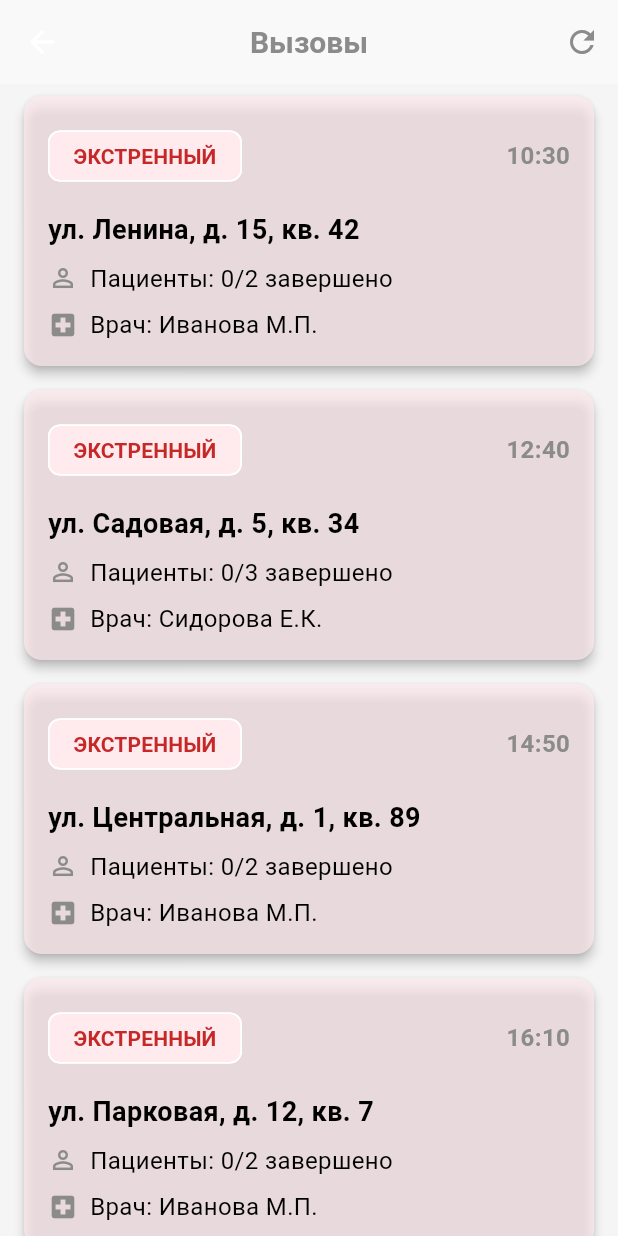
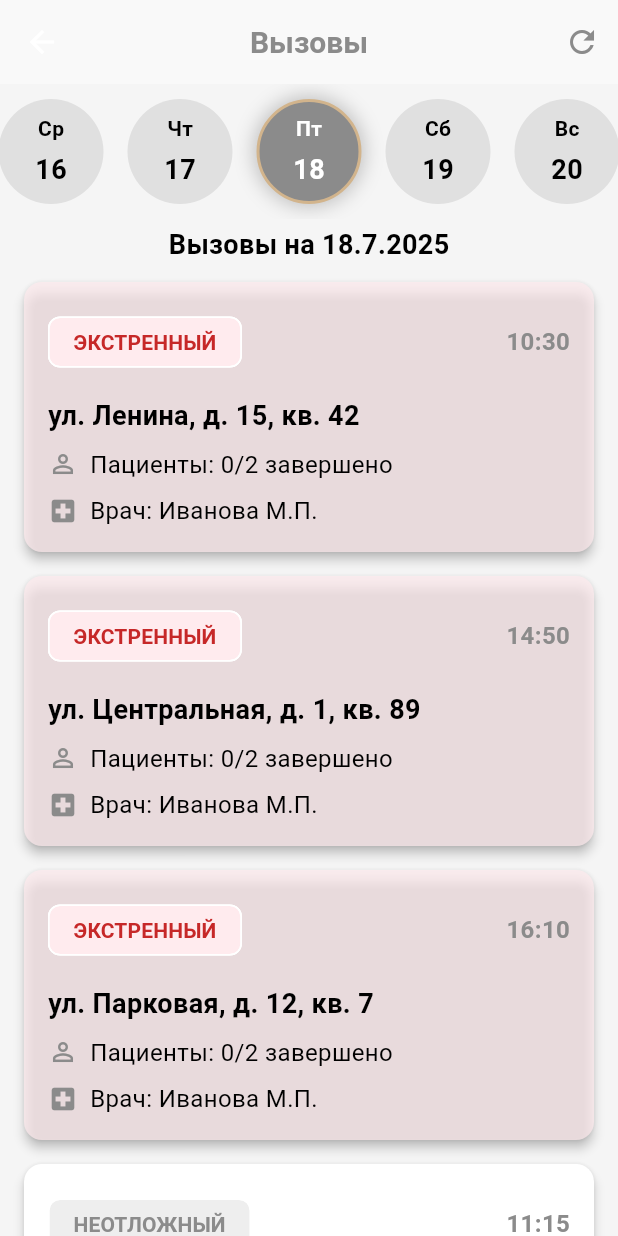
Before and after one commit to arrssenii/mobileapp-frontend2, a Flutter app: the CallsScreen screen opened directly, after a tap on the "refresh" icon, on a phone screen of 412 x 824 dp. Run offline on Flutter 3.47's test engine with Material 3 defaults, Android fonts, the phone set to English and light mode, and no system bars; our stand-ins replace bloc, dio, equatable, flutter_bloc, flutter_secure_storage, get_it and 1 more; missing offline and left inert: universal_html; accounts and stored records are empty.

Commit message:
date carousel in calls_screen

```diff
--- a/lib/presentation/pages/calls_screen.dart
+++ b/lib/presentation/pages/calls_screen.dart
@@ -1,6 +1,7 @@
 import 'package:flutter/material.dart';
 import './call_detail_screen.dart';
 import '../widgets/responsive_card_list.dart';
+import '../widgets/date_carousel.dart';
 
 class CallsScreen extends StatefulWidget {
   const CallsScreen({super.key});
@@ -10,6 +11,7 @@ class CallsScreen extends StatefulWidget {
 }
 
 class _CallsScreenState extends State<CallsScreen> {
+  DateTime _selectedDate = DateTime.now();
   List<Map<String, dynamic>> _calls = [];
   List<Map<String, dynamic>> _filteredCalls = [];
 
@@ -17,6 +19,7 @@ class _CallsScreenState extends State<CallsScreen> {
     await Future.delayed(const Duration(seconds: 1));
     setState(() {
       _loadCalls();
+      _filterCallsByDate();
     });
   }
 
@@ -24,13 +27,41 @@ class _CallsScreenState extends State<CallsScreen> {
   void initState() {
     super.initState();
     _loadCalls();
+    _filterCallsByDate();
+  }
+
+  void _handleDateSelected(DateTime date) {
+    setState(() {
+      _selectedDate = date;
+      _filterCallsByDate();
+    });
+  }
+
+  void _filterCallsByDate() {
+    _filteredCalls = _calls.where((call) {
+      final callDate = call['date'] as DateTime;
+      return callDate.year == _selectedDate.year &&
+             callDate.month == _selectedDate.month &&
+             callDate.day == _selectedDate.day;
+    }).toList();
+
+    _filteredCalls.sort((a, b) {
+      if (a['status'] == 'ЭКСТРЕННЫЙ' && b['status'] != 'ЭКСТРЕННЫЙ') {
+        return -1;
+      } else if (a['status'] != 'ЭКСТРЕННЫЙ' && b['status'] == 'ЭКСТРЕННЫЙ') {
+        return 1;
+      }
+      return a['time'].compareTo(b['time']);
+    });
   }
 
   void _loadCalls() {
-    // Фиктивные данные вызовов с несколькими пациентами
+    final today = DateTime.now();
+
     _calls = [
       {
         'id': 1,
+        'date': today,
         'address': 'ул. Ленина, д. 15, кв. 42',
         'status': 'ЭКСТРЕННЫЙ',
         'time': '10:30',
@@ -51,6 +82,7 @@ class _CallsScreenState extends State<CallsScreen> {
       },
       {
         'id': 2,
+        'date': today,
         'address': 'пр. Победы, д. 87, кв. 12',
         'status': 'НЕОТЛОЖНЫЙ',
         'time': '11:15',
@@ -66,6 +98,7 @@ class _CallsScreenState extends State<CallsScreen> {
       },
       {
         'id': 3,
+        'date': today.add(const Duration(days: 1)),
         'address': 'ул. Садовая, д. 5, кв. 34',
         'status': 'ЭКСТРЕННЫЙ',
         'time': '12:40',
@@ -91,6 +124,7 @@ class _CallsScreenState extends State<CallsScreen> {
       },
       {
         'id': 4,
+        'date': today.add(const Duration(days: -1)),
         'address': 'пр. Строителей, д. 23, кв. 7',
         'status': 'НЕОТЛОЖНЫЙ',
         'time': '13:20',
@@ -111,6 +145,7 @@ class _CallsScreenState extends State<CallsScreen> {
       },
       {
         'id': 5,
+        'date': today,
         'address': 'ул. Центральная, д. 1, кв. 89',
         'status': 'ЭКСТРЕННЫЙ',
         'time': '14:50',
@@ -131,6 +166,7 @@ class _CallsScreenState extends State<CallsScreen> {
       },
       {
         'id': 6,
+        'date': today.add(const Duration(days: 1)),
         'address': 'пр. Космонавтов, д. 45, кв. 3',
         'status': 'НЕОТЛОЖНЫЙ',
         'time': '15:30',
@@ -146,6 +182,7 @@ class _CallsScreenState extends State<CallsScreen> {
       },
       {
         'id': 7,
+        'date': today,
         'address': 'ул. Парковая, д. 12, кв. 7',
         'status': 'ЭКСТРЕННЫЙ',
         'time': '16:10',
@@ -164,18 +201,44 @@ class _CallsScreenState extends State<CallsScreen> {
         ],
         'isCompleted': false,
       },
+      {
+        'id': 8,
+        'date': today.add(const Duration(days: 2)),
+        'address': 'ул. Новая, д. 25, кв. 14',
+        'status': 'ЭКСТРЕННЫЙ',
+        'time': '09:15',
+        'doctor': 'Петров А.В.',
+        'patients': [
+          {
+            'id': 801,
+            'name': 'Ковалёв Денис Олегович',
+            'hasConclusion': false,
+          }
+        ],
+        'isCompleted': false,
+      },
+      {
+        'id': 9,
+        'date': today.add(const Duration(days: -2)),
+        'address': 'пр. Мира, д. 56, кв. 22',
+        'status': 'НЕОТЛОЖНЫЙ',
+        'time': '17:45',
+        'doctor': 'Сидорова Е.К.',
+        'patients': [
+          {
+            'id': 901,
+            'name': 'Орлова Виктория Александровна',
+            'hasConclusion': false,
+          },
+          {
+            'id': 902,
+            'name': 'Белов Артём Сергеевич',
+            'hasConclusion': false,
+          }
+        ],
+        'isCompleted': false,
+      },
     ];
-
-    // Сортируем: сначала экстренные, затем по времени
-    _filteredCalls = List.from(_calls)
-      ..sort((a, b) {
-        if (a['status'] == 'ЭКСТРЕННЫЙ' && b['status'] != 'ЭКСТРЕННЫЙ') {
-          return -1;
-        } else if (a['status'] != 'ЭКСТРЕННЫЙ' && b['status'] == 'ЭКСТРЕННЫЙ') {
-          return 1;
-        }
-        return a['time'].compareTo(b['time']);
-      });
   }
 
   void _openCallDetails(dynamic callData) {
@@ -207,11 +270,34 @@ class _CallsScreenState extends State<CallsScreen> {
           ),
         ],
       ),
-      body: ResponsiveCardList(
+      body: Column(
+        children: [
+          DateCarousel(
+            initialDate: _selectedDate,
+            onDateSelected: _handleDateSelected,
+            daysRange: 30,
+          ),
+
+          Padding(
+            padding: const EdgeInsets.symmetric(vertical: 4.0),
+            child: Text(
+              'Вызовы на ${_selectedDate.day}.${_selectedDate.month}.${_selectedDate.year}',
+              style: const TextStyle(
+                fontSize: 18,
+                fontWeight: FontWeight.bold,
+              ),
+            ),
+          ),
+
+          Expanded(
+            child: ResponsiveCardList(
               type: CardListType.calls,
               items: _filteredCalls,
               onItemTap: (context, item) => _openCallDetails(item),
-        onRefresh: _refreshCalls, // Передаем функцию обновления
+              onRefresh: _refreshCalls,
+            ),
+          ),
+        ],
       ),
     );
   }
```
Lines whose indentation alone changed are shown as unchanged.
